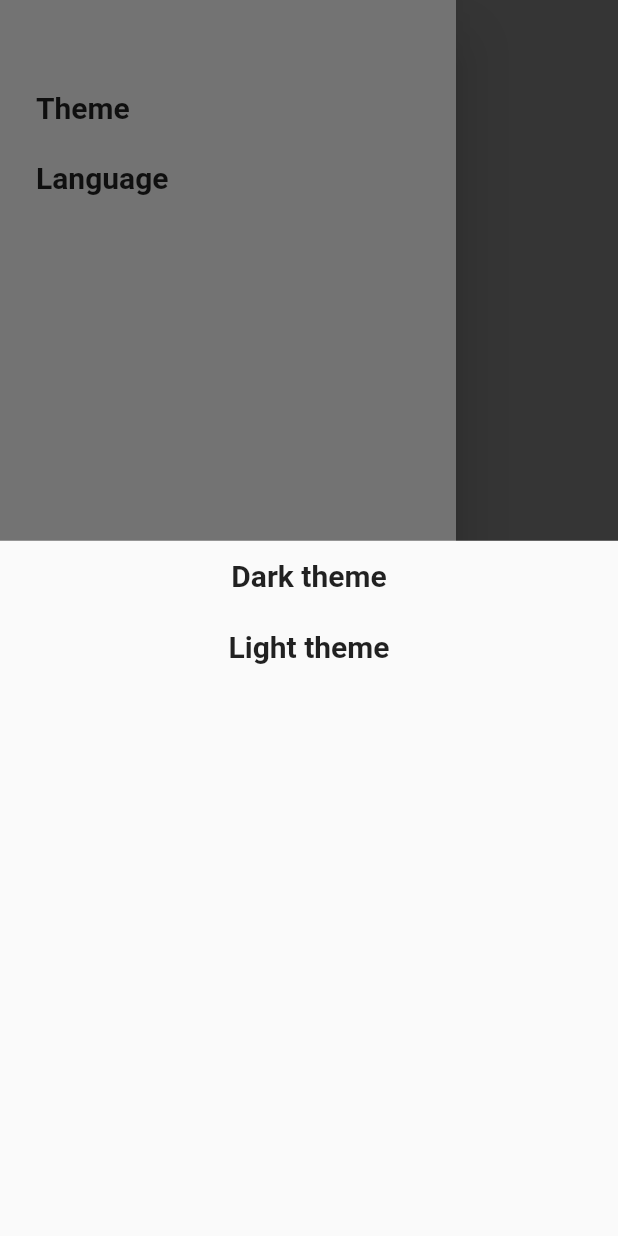
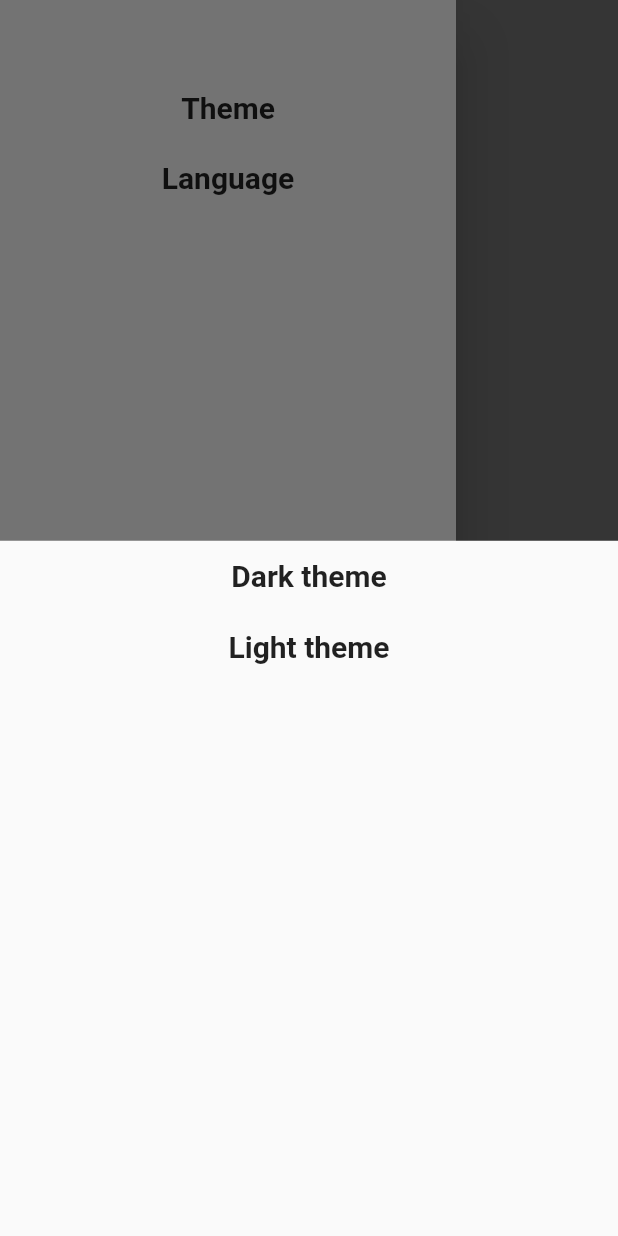
Before and after one commit to Youssef-Bassem/IslamiApp, a Flutter app: the screen it shows after launch, item 2 of the bottom bar chosen, in the side drawer, after a tap on "Theme", on a phone screen of 412 x 824 dp. Run offline on Flutter 3.47's test engine with Material 2 defaults, Android fonts, the phone set to English and light mode, and no system bars.

Commit message:
Added bottom sheet onTap of menu item

```diff
--- a/lib/SideMenu.dart
+++ b/lib/SideMenu.dart
@@ -36,6 +36,7 @@ class _SideMenuState extends State<SideMenu> {
     return Container(
       padding: EdgeInsets.symmetric(vertical: 12),
       child:Text(itemName,
+        textAlign: TextAlign.center,
         style: TextStyle(
             fontSize: 20,
             fontWeight: FontWeight.bold
@@ -47,9 +48,18 @@ class _SideMenuState extends State<SideMenu> {
     showModalBottomSheet(context: context, builder: (builderContext){
       return Container(
         child:Column(
+          crossAxisAlignment: CrossAxisAlignment.stretch,
           children: [
-            myContainer("Dark theme"),
-            myContainer("Light theme"),
+            InkWell(
+                onTap: (){
+                },
+                child:myContainer("Dark theme")
+            ),
+            InkWell(
+                onTap: (){
+                },
+                child: myContainer("Light theme")
+            ),
           ],
         ),
       );
@@ -59,9 +69,18 @@ class _SideMenuState extends State<SideMenu> {
     showModalBottomSheet(context: context, builder: (builderContext){
       return Container(
         child:Column(
+          crossAxisAlignment: CrossAxisAlignment.stretch,
           children: [
-            myContainer("English"),
-            myContainer("العربية"),
+            InkWell(
+                onTap: (){
+                },
+                child: myContainer("English")
+            ),
+            InkWell(
+                onTap: (){
+                },
+                child: myContainer("العربية")
+            ),
           ],
         ),
       );
```
